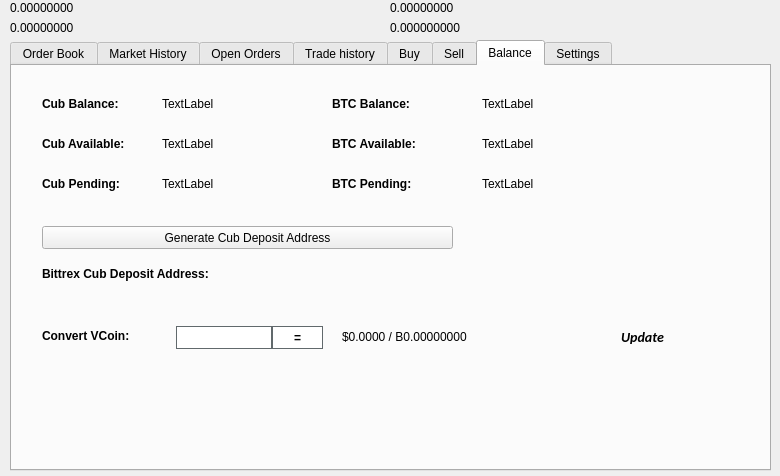
First picture: the form in src/qt/forms/tradingdialog.ui, repository Visco33/test, before the edit.
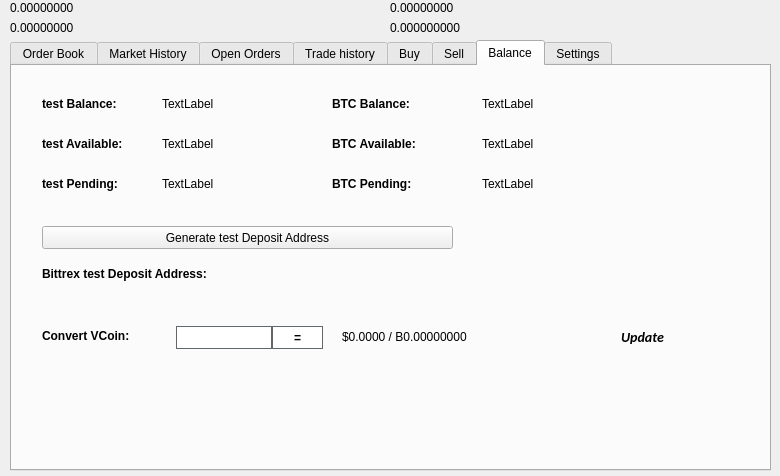
Second picture: the form after the edit. The open tabs and pages were chosen to show the change. Icons and pictures are not drawn.

```diff
--- a/src/qt/forms/tradingdialog.ui
+++ b/src/qt/forms/tradingdialog.ui
@@ -2762,7 +2762,7 @@
       </font>
      </property>
      <property name="text">
-      <string>Cub Balance:</string>
+      <string>test Balance:</string>
      </property>
     </widget>
     <widget class="QLabel" name="label_12">
@@ -2813,7 +2813,7 @@
       </font>
      </property>
      <property name="text">
-      <string>Cub Available:</string>
+      <string>test Available:</string>
      </property>
     </widget>
     <widget class="QLabel" name="label_14">
@@ -2832,7 +2832,7 @@
       </font>
      </property>
      <property name="text">
-      <string>Cub Pending:</string>
+      <string>test Pending:</string>
      </property>
     </widget>
     <widget class="QLabel" name="CubPendingLabel">
@@ -2928,7 +2928,7 @@
       </font>
      </property>
      <property name="text">
-      <string>Bittrex Cub Deposit Address:</string>
+      <string>Bittrex test Deposit Address:</string>
      </property>
     </widget>
     <widget class="QPushButton" name="GenDepositBTN">
@@ -2941,7 +2941,7 @@
       </rect>
      </property>
      <property name="text">
-      <string>Generate Cub Deposit Address</string>
+      <string>Generate test Deposit Address</string>
      </property>
      <property name="icon">
       <iconset resource="../cub.qrc">
```
Left out of the diff: 46 changed lines with no effect on the pictures.
